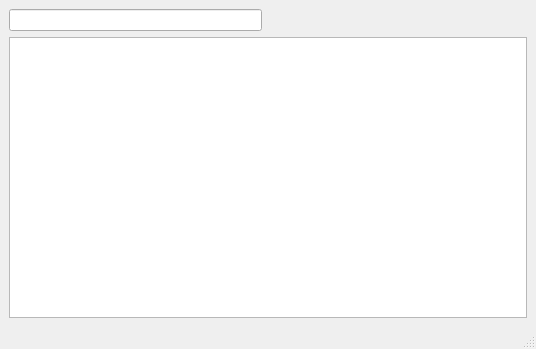
Old version of the form series-manager/views/main.ui in the repository ROAND/Series-Manager.
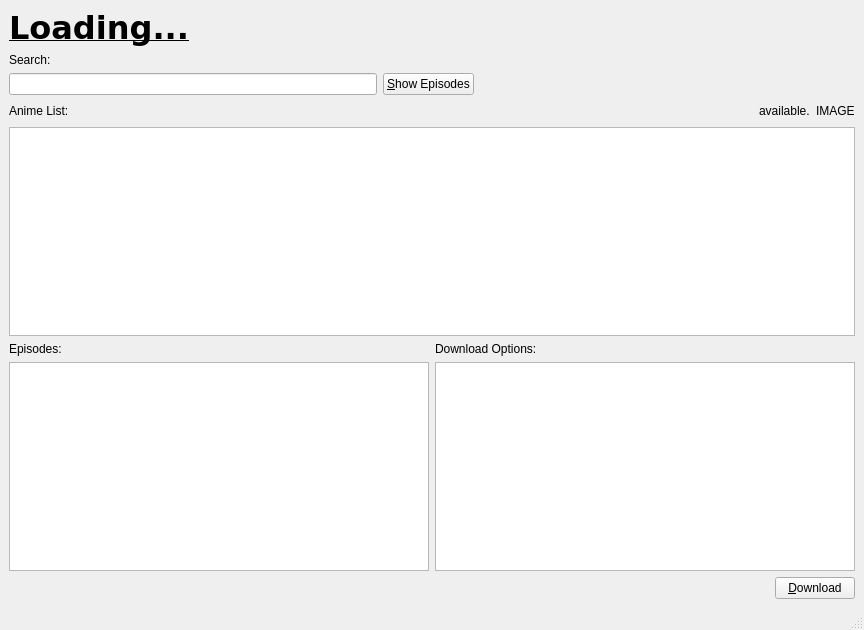
New version of the form.

```diff
--- a/series-manager/views/main.ui
+++ b/series-manager/views/main.ui
@@ -6,8 +6,8 @@
    <rect>
     <x>0</x>
     <y>0</y>
-    <width>536</width>
-    <height>349</height>
+    <width>864</width>
+    <height>630</height>
    </rect>
   </property>
   <property name="windowTitle">
@@ -16,10 +16,51 @@
   <widget class="QWidget" name="centralwidget">
    <layout class="QGridLayout" name="gridLayout">
     <item row="0" column="0">
+     <layout class="QHBoxLayout" name="horizontalLayout_7">
+      <item>
+       <widget class="QLabel" name="loading_label">
+        <property name="font">
+         <font>
+          <family>DejaVu Sans</family>
+          <pointsize>24</pointsize>
+          <weight>75</weight>
+          <bold>true</bold>
+          <underline>true</underline>
+         </font>
+        </property>
+        <property name="text">
+         <string>Loading...</string>
+        </property>
+        <property name="textFormat">
+         <enum>Qt::AutoText</enum>
+        </property>
+       </widget>
+      </item>
+     </layout>
+    </item>
+    <item row="1" column="0">
+     <layout class="QHBoxLayout" name="horizontalLayout_3">
+      <item>
+       <widget class="QLabel" name="label_2">
+        <property name="text">
+         <string>Search:</string>
+        </property>
+       </widget>
+      </item>
+     </layout>
+    </item>
+    <item row="2" column="0">
      <layout class="QHBoxLayout" name="horizontalLayout">
       <item>
        <widget class="QLineEdit" name="searchEdit"/>
       </item>
+      <item>
+       <widget class="QPushButton" name="show_button">
+        <property name="text">
+         <string>&amp;Show Episodes</string>
+        </property>
+       </widget>
+      </item>
       <item>
        <widget class="QLabel" name="labelSearch">
         <property name="autoFillBackground">
@@ -45,13 +86,112 @@
       </item>
      </layout>
     </item>
-    <item row="1" column="0">
+    <item row="3" column="0">
+     <layout class="QHBoxLayout" name="horizontalLayout_2">
+      <item>
+       <widget class="QLabel" name="label">
+        <property name="text">
+         <string>Anime List:</string>
+        </property>
+       </widget>
+      </item>
+      <item>
+       <spacer name="horizontalSpacer_2">
+        <property name="orientation">
+         <enum>Qt::Horizontal</enum>
+        </property>
+        <property name="sizeHint" stdset="0">
+         <size>
+          <width>40</width>
+          <height>20</height>
+         </size>
+        </property>
+       </spacer>
+      </item>
+      <item>
+       <widget class="QLabel" name="avaLabel">
+        <property name="text">
+         <string>available.</string>
+        </property>
+       </widget>
+      </item>
+      <item>
+       <widget class="QLabel" name="image_label">
+        <property name="baseSize">
+         <size>
+          <width>0</width>
+          <height>0</height>
+         </size>
+        </property>
+        <property name="text">
+         <string>IMAGE</string>
+        </property>
+        <property name="scaledContents">
+         <bool>true</bool>
+        </property>
+       </widget>
+      </item>
+     </layout>
+    </item>
+    <item row="4" column="0">
      <widget class="QListWidget" name="anime_list_widget">
       <property name="selectionMode">
        <enum>QAbstractItemView::MultiSelection</enum>
       </property>
      </widget>
     </item>
+    <item row="5" column="0">
+     <layout class="QHBoxLayout" name="horizontalLayout_4">
+      <item>
+       <widget class="QLabel" name="label_4">
+        <property name="text">
+         <string>Episodes:</string>
+        </property>
+       </widget>
+      </item>
+      <item>
+       <widget class="QLabel" name="label_3">
+        <property name="text">
+         <string>Download Options:</string>
+        </property>
+       </widget>
+      </item>
+     </layout>
+    </item>
+    <item row="6" column="0">
+     <layout class="QHBoxLayout" name="horizontalLayout_6">
+      <item>
+       <widget class="QListWidget" name="res_list_widget"/>
+      </item>
+      <item>
+       <widget class="QListWidget" name="options_list_widget"/>
+      </item>
+     </layout>
+    </item>
+    <item row="7" column="0">
+     <layout class="QHBoxLayout" name="horizontalLayout_5">
+      <item>
+       <spacer name="horizontalSpacer_3">
+        <property name="orientation">
+         <enum>Qt::Horizontal</enum>
+        </property>
+        <property name="sizeHint" stdset="0">
+         <size>
+          <width>40</width>
+          <height>20</height>
+         </size>
+        </property>
+       </spacer>
+      </item>
+      <item>
+       <widget class="QPushButton" name="download_button">
+        <property name="text">
+         <string>&amp;Download</string>
+        </property>
+       </widget>
+      </item>
+     </layout>
+    </item>
    </layout>
   </widget>
   <widget class="QMenuBar" name="menubar">
```
Left out of the diff: 4 changed lines with no effect on the pictures.
